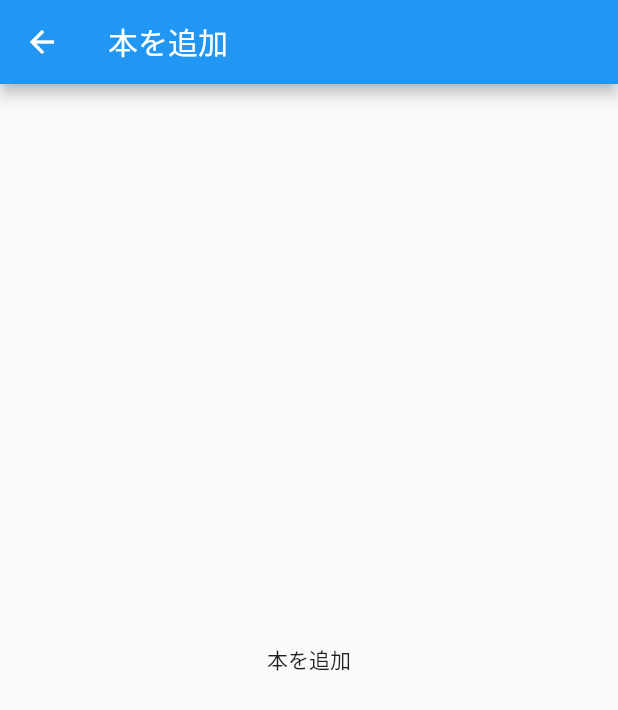
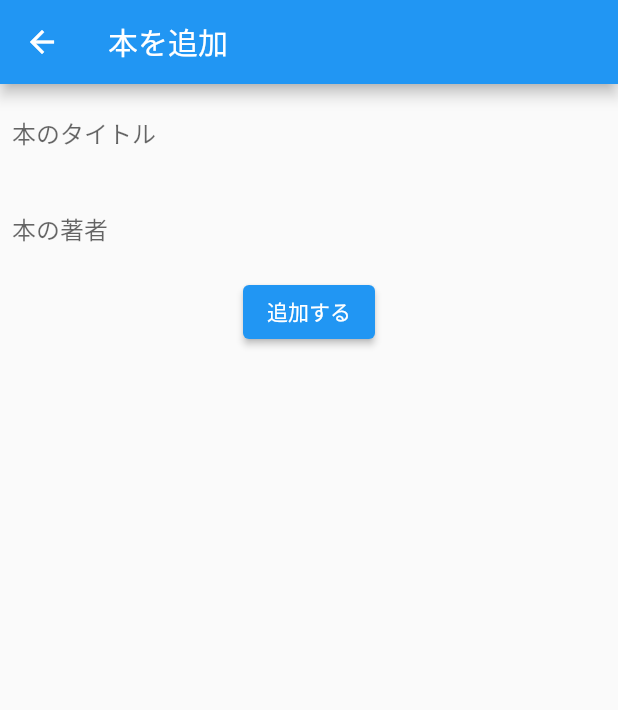
Before and after one commit to clucluland/booklistsample, a Flutter app: the AddBookPage screen opened directly, on a phone screen of 412 x 824 dp. Shown: the top 710 px of the screen. Run offline on Flutter 3.47's test engine with Material 2 defaults, Android fonts, the phone set to English and light mode, and no system bars; our stand-ins replace cloud_firestore, firebase_core; accounts and stored records are empty.

```diff
--- a/lib/add_book/add_book_model.dart
+++ b/lib/add_book/add_book_model.dart
@@ -1,10 +1,28 @@
-import 'package:booklistsample/domain/book.dart';
 import 'package:cloud_firestore/cloud_firestore.dart';
 import 'package:flutter/material.dart';
 
 class AddBookModel extends ChangeNotifier {
+  String? title;
+  String? author;
 
-  void addBook() async{
+  // void → Future に変更
+  Future addBook() async{
+    if (title == null || title == '') {
+      throw 'タイトルが入力されていません。';
+    }
+
+    if (author == null || author == '') {
+      throw '著者が入力されていません。';
+    }
+
+    // Firestore に登録
+    await FirebaseFirestore.instance.collection('books').add({
+      'title': title,
+      'author': author,
+    },);
+
+    // title = null;
+    // author = null;
 
   }
 
--- a/lib/add_book/add_book_page.dart
+++ b/lib/add_book/add_book_page.dart
@@ -1,5 +1,4 @@
 import 'package:booklistsample/add_book/add_book_model.dart';
-import 'package:booklistsample/domain/book.dart';
 import 'package:flutter/material.dart';
 import 'package:provider/provider.dart';
 
@@ -14,7 +13,58 @@ class AddBookPage extends StatelessWidget {
         ),
         body: Center(
           child: Consumer<AddBookModel>(builder: (context, model, child) {
-            return const Text('本を追加');
+            return Padding(
+              padding: const EdgeInsets.all(8.0),
+              child: Column(
+                children: [
+                  TextField(
+                    decoration: const InputDecoration(
+                      border: InputBorder.none,
+                      hintText: '本のタイトル',
+                    ),
+                    onChanged: (text) {
+                      // TODO: ここで取得したtextを使う
+                      model.title = text;
+                    },
+                ),
+                  const SizedBox(
+                    height: 16,
+                  ),
+                  TextField(
+                    decoration: const InputDecoration(
+                      border: InputBorder.none,
+                      hintText: '本の著者',
+                    ),
+                    onChanged: (text) {
+                      // TODO: ここで取得したtextを使う
+                      model.author = text;
+                    },
+                  ),
+                  const SizedBox(
+                    height: 8,
+                  ),
+                ElevatedButton(
+                  onPressed: () async {
+                  // 追加の処理
+                  try {
+                    await model.addBook();
+                    const snackBar = SnackBar(
+                      backgroundColor: Colors.green,
+                      content: Text('成功'),
+                    );
+                    ScaffoldMessenger.of(context).showSnackBar(snackBar);
+                  } catch (e) {
+                    final snackBar = SnackBar(
+                      backgroundColor: Colors.orange,
+                      content: Text(e.toString()),
+                    );
+                    ScaffoldMessenger.of(context).showSnackBar(snackBar);
+                  }
+                },
+                child: const Text('追加する'),
+                ),
+              ],),
+            );
           }),
         ),
       ),
```
